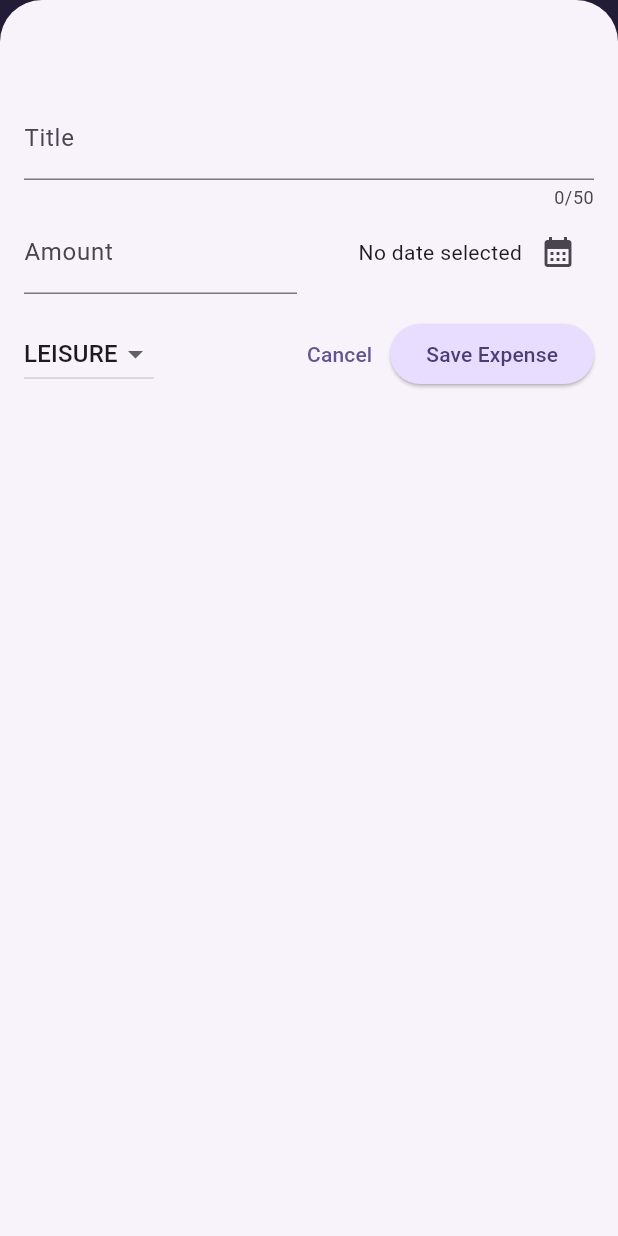
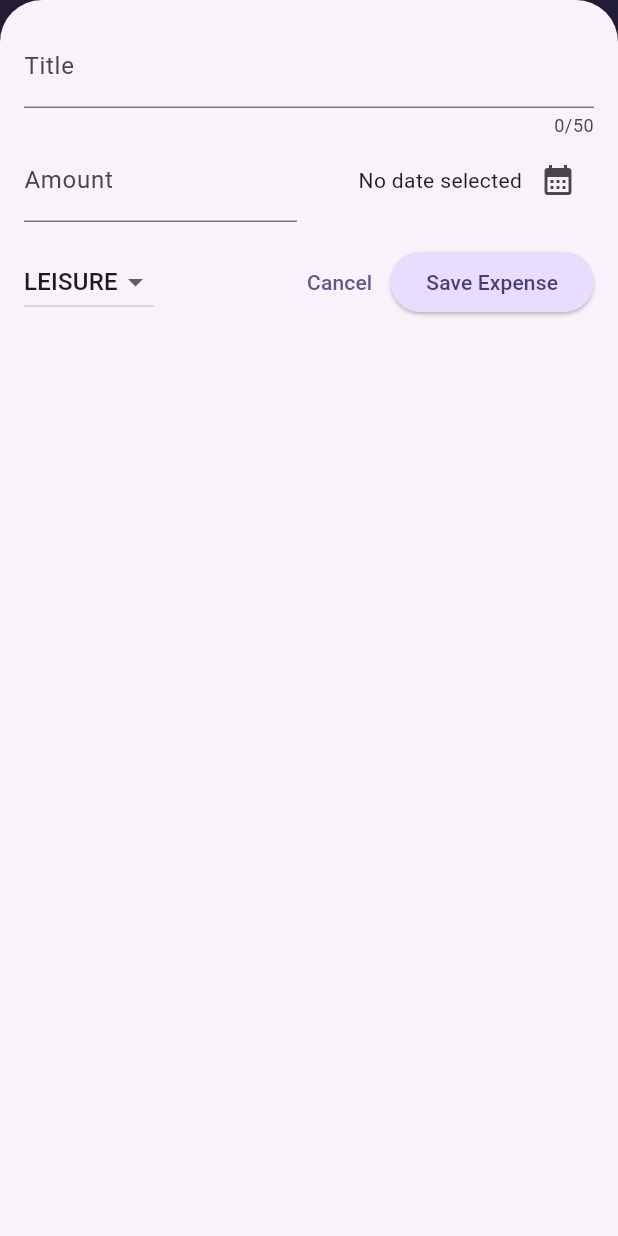
Before and after one commit to onuryilmaaz/expense_tracker, a Flutter app: the screen it shows after launch, after a tap on the "add" icon, on a phone screen of 412 x 824 dp. Run offline on Flutter 3.47's test engine with Material 3 defaults, Android fonts, the phone set to English and light mode, and no system bars.

Commit message:
Refactor NewExpense widget: enhance layout for different screen sizes and add safe area support

```diff
--- a/lib/main.dart
+++ b/lib/main.dart
@@ -1,5 +1,6 @@
 import 'package:expense_tracker/widgets/expenses.dart';
 import 'package:flutter/material.dart';
+//import 'package:flutter/services.dart';
 
 var kColorScheme = ColorScheme.fromSeed(
   seedColor: const Color.fromARGB(255, 96, 59, 181),
@@ -11,6 +12,10 @@ var kDarkColorScheme = ColorScheme.fromSeed(
 );
 
 void main() {
+  // WidgetsFlutterBinding.ensureInitialized();
+  // SystemChrome.setPreferredOrientations([DeviceOrientation.portraitUp]).then((
+  //   fn,
+  // ) {
   runApp(
     MaterialApp(
       debugShowCheckedModeBanner: false,
@@ -55,4 +60,5 @@ void main() {
       home: Expenses(),
     ),
   );
+  //});
 }
--- a/lib/widgets/expenses.dart
+++ b/lib/widgets/expenses.dart
@@ -30,6 +30,7 @@ class _ExpensesState extends State<Expenses> {
 
   void _openAddExpenseOverlay() {
     showModalBottomSheet(
+      useSafeArea: true,
       isScrollControlled: true,
       context: context,
       builder: (ctx) => NewExpense(onAddExpense: _addExpense),
@@ -66,6 +67,8 @@ class _ExpensesState extends State<Expenses> {
 
   @override
   Widget build(BuildContext context) {
+    final width = MediaQuery.of(context).size.width;
+
     Widget mainContent = const Center(
       child: Text('No expenses found. Start adding some!'),
     );
@@ -87,12 +90,20 @@ class _ExpensesState extends State<Expenses> {
           ),
         ],
       ),
-      body: Column(
-        children: [
-          Chart(expenses: _registeredExpenses),
-          Expanded(child: mainContent),
-        ],
-      ),
+      body:
+          width < 600
+              ? Column(
+                children: [
+                  Chart(expenses: _registeredExpenses),
+                  Expanded(child: mainContent),
+                ],
+              )
+              : Row(
+                children: [
+                  Expanded(child: Chart(expenses: _registeredExpenses)),
+                  Expanded(child: mainContent),
+                ],
+              ),
     );
   }
 }
--- a/lib/widgets/new_expense.dart
+++ b/lib/widgets/new_expense.dart
@@ -81,15 +81,93 @@ class _NewExpenseState extends State<NewExpense> {
 
   @override
   Widget build(BuildContext context) {
-    return Padding(
-      padding: EdgeInsets.fromLTRB(16, 64, 16, 16),
+    final keyboardSpace = MediaQuery.of(context).viewInsets.bottom;
+    return LayoutBuilder(
+      builder: (ctx, constraints) {
+        final width = constraints.maxWidth;
+        return SizedBox(
+          height: double.infinity,
+          child: SingleChildScrollView(
+            child: Padding(
+              padding: EdgeInsets.fromLTRB(16, 16, 16, keyboardSpace + 16),
               child: Column(
                 children: [
+                  if (width >= 600)
+                    Row(
+                      crossAxisAlignment: CrossAxisAlignment.start,
+                      children: [
+                        Expanded(
+                          child: TextField(
+                            controller: _titleController,
+                            maxLength: 50,
+                            decoration: const InputDecoration(
+                              label: Text('Title'),
+                            ),
+                          ),
+                        ),
+                        const SizedBox(width: 24),
+                        Expanded(
+                          child: TextField(
+                            controller: _amonuntController,
+                            keyboardType: TextInputType.number,
+                            decoration: const InputDecoration(
+                              prefixText: '\$ ',
+                              label: Text('Amount'),
+                            ),
+                          ),
+                        ),
+                      ],
+                    )
+                  else
                     TextField(
                       controller: _titleController,
                       maxLength: 50,
                       decoration: const InputDecoration(label: Text('Title')),
                     ),
+                  if (width >= 600)
+                    Row(
+                      children: [
+                        DropdownButton(
+                          value: _selectedCategory,
+                          items:
+                              Category.values
+                                  .map(
+                                    (category) => DropdownMenuItem(
+                                      value: category,
+                                      child: Text(category.name.toUpperCase()),
+                                    ),
+                                  )
+                                  .toList(),
+                          onChanged: (value) {
+                            if (value == null) {
+                              return;
+                            }
+                            setState(() {
+                              _selectedCategory = value;
+                            });
+                          },
+                        ),
+                        const SizedBox(width: 24),
+                        Expanded(
+                          child: Row(
+                            mainAxisAlignment: MainAxisAlignment.end,
+                            crossAxisAlignment: CrossAxisAlignment.center,
+                            children: [
+                              Text(
+                                _selectedDate == null
+                                    ? 'No date selected'
+                                    : formatter.format(_selectedDate!),
+                              ),
+                              IconButton(
+                                onPressed: _presentDatePicker,
+                                icon: const Icon(Icons.calendar_month),
+                              ),
+                            ],
+                          ),
+                        ),
+                      ],
+                    )
+                  else
                     Row(
                       children: [
                         Expanded(
@@ -123,6 +201,23 @@ class _NewExpenseState extends State<NewExpense> {
                       ],
                     ),
                   const SizedBox(height: 16),
+                  if (width >= 600)
+                    Row(
+                      children: [
+                        const Spacer(),
+                        TextButton(
+                          onPressed: () {
+                            Navigator.of(context).pop();
+                          },
+                          child: Text('Cancel'),
+                        ),
+                        ElevatedButton(
+                          onPressed: _submitExpenseData,
+                          child: Text('Save Expense'),
+                        ),
+                      ],
+                    )
+                  else
                     Row(
                       children: [
                         DropdownButton(
@@ -160,6 +255,10 @@ class _NewExpenseState extends State<NewExpense> {
                     ),
                 ],
               ),
+            ),
+          ),
+        );
+      },
     );
   }
 }
```
Lines whose indentation alone changed are shown as unchanged.
